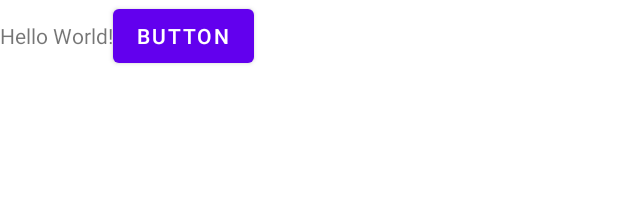
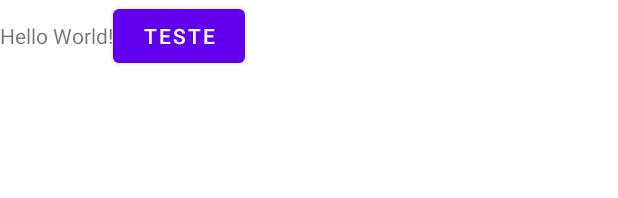
Before and after one commit to Rafadegolin/Overhealth, an Android app: the layout activity_main.xml on its own in the app's theme, with its tools: preview values and no code run, on a phone screen of 412 x 824 dp. Shown: the top 198 px of the screen. Run offline under Robolectric (Android 15) with nearby library versions, the phone set to English and light mode, and no system bars.

Commit message:
Alterando GRADLE e alterando botao inicial

```diff
--- a/app/src/main/res/layout/activity_main.xml
+++ b/app/src/main/res/layout/activity_main.xml
@@ -15,6 +15,6 @@
         android:id="@+id/button2"
         android:layout_width="wrap_content"
         android:layout_height="wrap_content"
-        android:text="Button" />
+        android:text="teste" />
 
 </LinearLayout>
```
